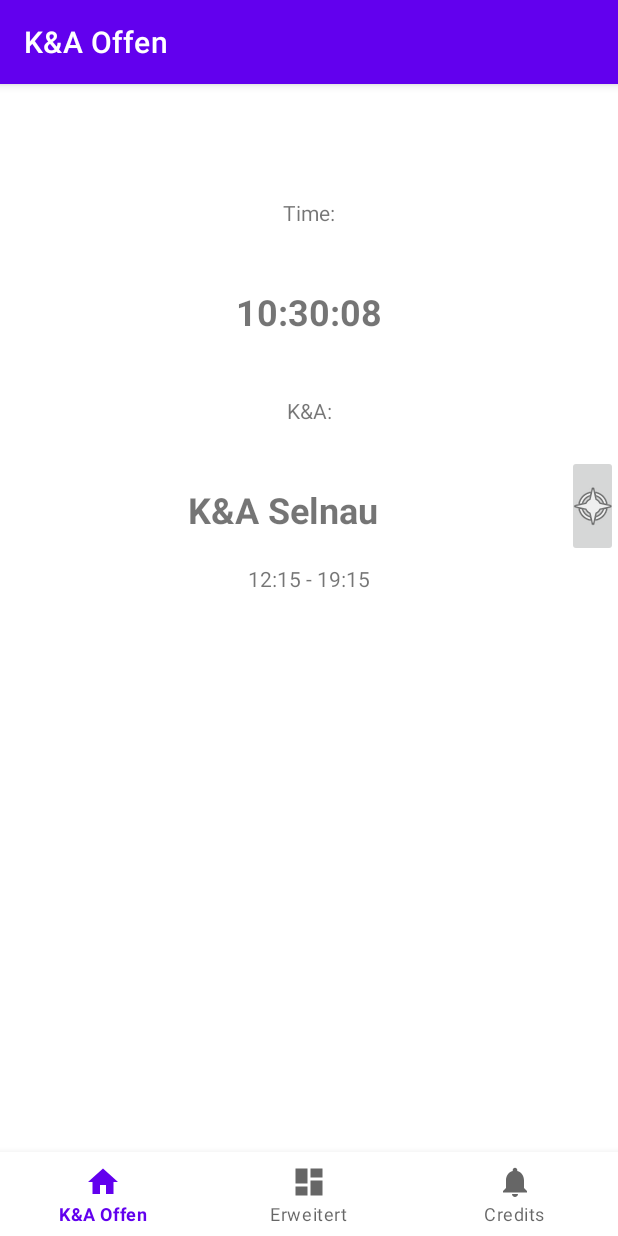
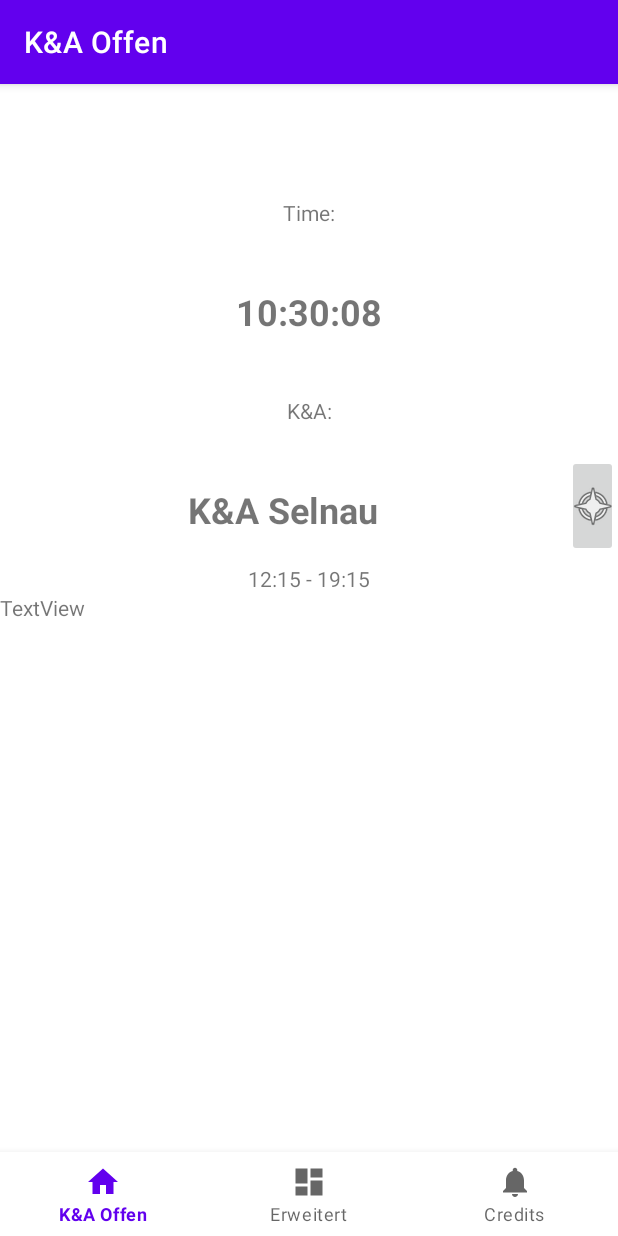
Before and after one commit to jetedonner/ch.kimhauser.android.KnApp, an Android app: the screen it shows after launch (MainActivity), on a phone screen of 412 x 824 dp. Run offline under Robolectric (Android 15) with nearby library versions, the phone set to English and light mode, and no system bars; our stand-ins replace navigation-ui.

Commit message:
Fragments data exchange and basic get open knas

```diff
--- a/app/src/main/java/ch/kimhauser/android/knapp/MainActivity.kt
+++ b/app/src/main/java/ch/kimhauser/android/knapp/MainActivity.kt
@@ -1,20 +1,30 @@
 package ch.kimhauser.android.knapp
 
 import android.os.Bundle
+import androidx.activity.viewModels
 import com.google.android.material.bottomnavigation.BottomNavigationView
 import androidx.appcompat.app.AppCompatActivity
+import androidx.lifecycle.Observer
 import androidx.navigation.findNavController
 import androidx.navigation.ui.AppBarConfiguration
 import androidx.navigation.ui.setupActionBarWithNavController
 import androidx.navigation.ui.setupWithNavController
 import ch.kimhauser.android.knapp.databinding.ActivityMainBinding
+import ch.kimhauser.android.knapp.ui.dashboard.DashboardViewModel
 
 class MainActivity : AppCompatActivity() {
 
     private lateinit var binding: ActivityMainBinding
+    private val dashViewModel: DashboardViewModel by viewModels()
 
     override fun onCreate(savedInstanceState: Bundle?) {
         super.onCreate(savedInstanceState)
+
+        dashViewModel.knas.observe(this, Observer { item ->
+            // Perform an action with the latest item data
+            var tmp = ""
+            System.out.println("Hello")
+        })
 
         binding = ActivityMainBinding.inflate(layoutInflater)
         setContentView(binding.root)
--- a/app/src/main/java/ch/kimhauser/android/knapp/ui/dashboard/DashboardViewModel.kt
+++ b/app/src/main/java/ch/kimhauser/android/knapp/ui/dashboard/DashboardViewModel.kt
@@ -3,6 +3,7 @@ package ch.kimhauser.android.knapp.ui.dashboard
 import androidx.lifecycle.LiveData
 import androidx.lifecycle.MutableLiveData
 import androidx.lifecycle.ViewModel
+import ch.kimhauser.android.knapp.data.KnAClass
 
 class DashboardViewModel : ViewModel() {
 
@@ -10,4 +11,19 @@ class DashboardViewModel : ViewModel() {
         value = "This is dashboard Fragment"
     }
     val text: LiveData<String> = _text
+
+    private val mutableKnAs = MutableLiveData<List<KnAClass>>()
+    val knas: LiveData<List<KnAClass>>  get() = mutableKnAs//.value.toMutableList()
+
+    fun setKnAs(newKnas: List<KnAClass>) {
+        mutableKnAs.value = newKnas
+    }
+
+//    fun selectItem(item: List<KnAClass>) {
+//        mutableSelectedItem.value = item
+//    }
+//    private val _knas = MutableLiveData<List<KnAClass>>().apply {
+//        value =
+//    }
+//    val knas: LiveData<List<KnAClass>> = _knas
 }
--- a/app/src/main/java/ch/kimhauser/android/knapp/ui/home/HomeFragment.kt
+++ b/app/src/main/java/ch/kimhauser/android/knapp/ui/home/HomeFragment.kt
@@ -9,18 +9,31 @@ import android.view.LayoutInflater
 import android.view.View
 import android.view.ViewGroup
 import android.widget.TextView
+import androidx.activity.viewModels
 import androidx.fragment.app.Fragment
+import androidx.fragment.app.activityViewModels
+import androidx.fragment.app.viewModels
 import androidx.lifecycle.Observer
 import androidx.lifecycle.ViewModelProvider
 import java.text.SimpleDateFormat
 import java.util.*
 import ch.kimhauser.android.knapp.R
+import ch.kimhauser.android.knapp.data.KnAClass
 import ch.kimhauser.android.knapp.databinding.FragmentHomeBinding
+import ch.kimhauser.android.knapp.ui.dashboard.DashboardViewModel
 
 class HomeFragment : Fragment() {
 
+//    private val viewModel: ListViewModel by activityViewModels()
+    private val viewModel: DashboardViewModel by activityViewModels()
+
     private lateinit var homeViewModel: HomeViewModel
     private var _binding: FragmentHomeBinding? = null
+
+//    private var _knas: <List<KnAClass>>? = null
+//        get() {
+//            return <List<KnAClass>>()
+//        }
 
     // This property is only valid between onCreateView and
     // onDestroyView.
@@ -36,6 +49,17 @@ class HomeFragment : Fragment() {
     ): View? {
         homeViewModel =
             ViewModelProvider(this).get(HomeViewModel::class.java)
+
+        viewModel.knas.observe(viewLifecycleOwner, Observer<List<KnAClass>> { knas ->
+            // Update the selected filters UI
+            //System.out.println(knas[0].place)
+            for (kna in knas){
+                binding.txtLogHome.append("\n" + kna.place)
+            }
+        })
+//        dashViewModel.knas.observe(this, Observer { item ->
+//            // Perform an action with the latest item data
+//        })
 
         _binding = FragmentHomeBinding.inflate(inflater, container, false)
         val root: View = binding.root
--- a/app/src/main/res/layout/fragment_home.xml
+++ b/app/src/main/res/layout/fragment_home.xml
@@ -1,12 +1,12 @@
 <?xml version="1.0" encoding="utf-8"?>
-<LinearLayout
-    xmlns:android="http://schemas.android.com/apk/res/android"
+<LinearLayout xmlns:android="http://schemas.android.com/apk/res/android"
     xmlns:app="http://schemas.android.com/apk/res-auto"
     xmlns:tools="http://schemas.android.com/tools"
     android:layout_width="match_parent"
     android:layout_height="match_parent"
+    android:orientation="vertical"
+    android:paddingBottom="50dp"
     tools:context=".ui.home.HomeFragment"
-    android:orientation="vertical"
     tools:layout_editor_absoluteX="1dp"
     tools:layout_editor_absoluteY="1dp">
 
@@ -70,4 +70,12 @@
         android:layout_height="wrap_content"
         android:text="12:15 - 19:15"
         android:textAlignment="center" />
+
+    <TextView
+        android:id="@+id/txtLogHome"
+        android:layout_width="match_parent"
+        android:layout_height="match_parent"
+        android:layout_weight="1"
+        android:paddingBottom="50dp"
+        android:text="TextView" />
 </LinearLayout>
```
Also changed, not shown: app/src/main/java/ch/kimhauser/android/knapp/online/GetKnAs.kt (added, +53 -0 lines), app/src/main/java/ch/kimhauser/android/knapp/ui/dashboard/DashboardFragment.kt (+45 -36 lines).
